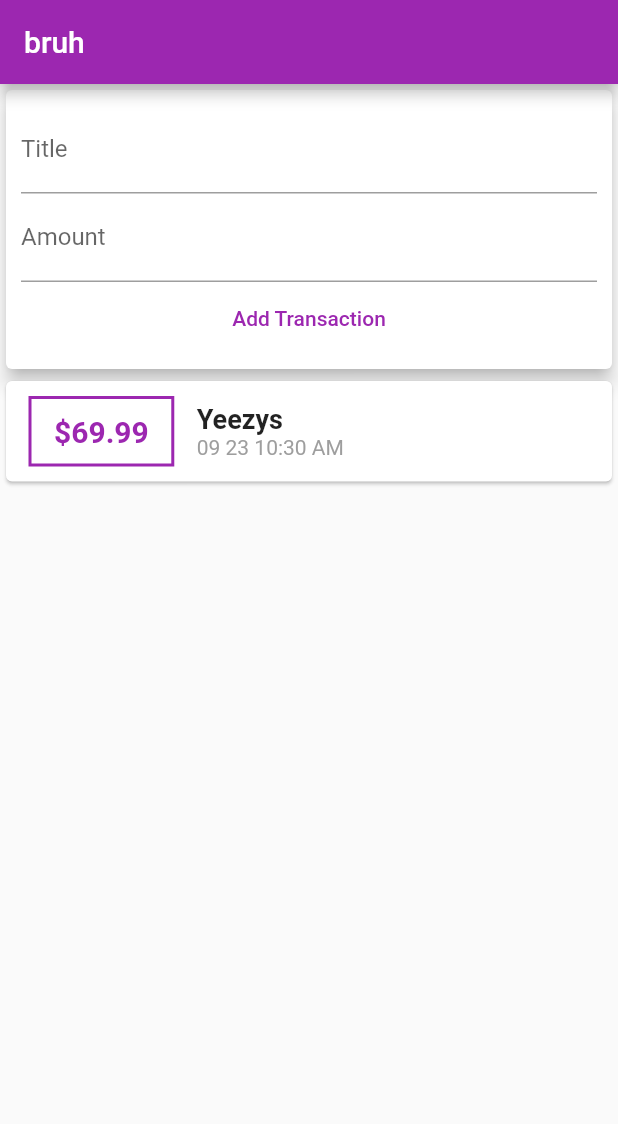
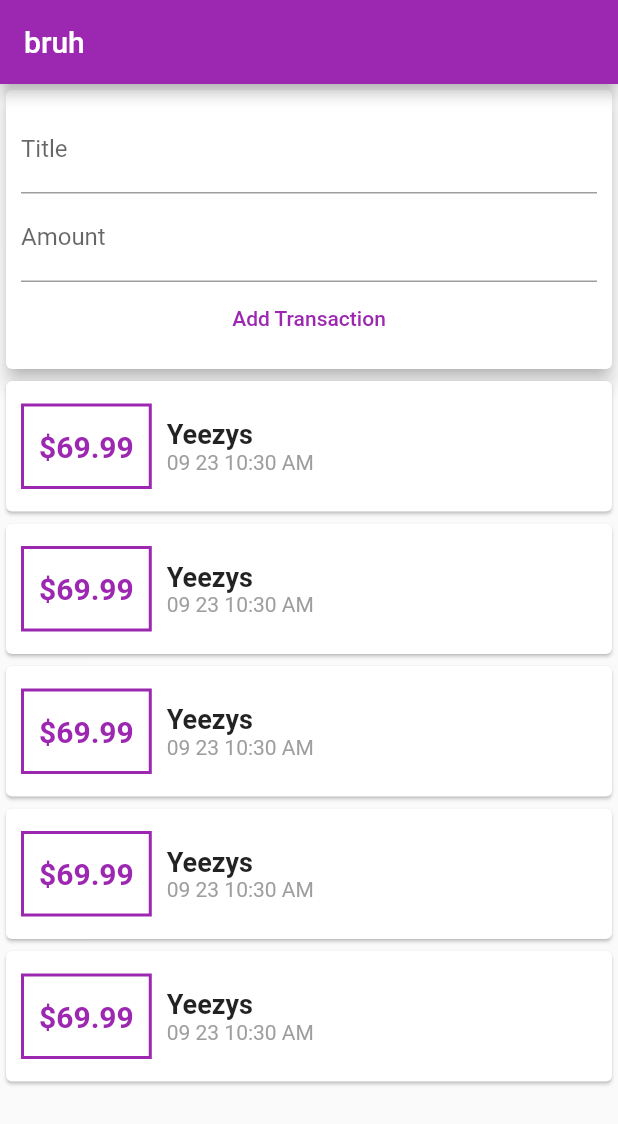
Before and after one commit to NyllRE/flutter_mastering, a Flutter app: the screen it shows after launch, after a tap on "Expenses App", on a phone screen of 412 x 824 dp. Shown: the top 1124 px of the screen. Run offline on Flutter 3.47's test engine with Material 2 defaults, Android fonts, the phone set to English and light mode, and no system bars.

Commit message:
added reusable edgeInsets replacement

```diff
--- a/lib/expenses/widgets/transaction_list.dart
+++ b/lib/expenses/widgets/transaction_list.dart
@@ -1,4 +1,5 @@
 import 'package:flutter/material.dart';
+import 'package:flutter_mastering/reusable.dart';
 import 'package:intl/intl.dart';
 import '../models/transaction.dart';
 
@@ -8,20 +9,16 @@
   TransactionList(this.transactions);
 
   @override
-  Widget build(BuildContext context) => Column(
-      children: transactions
-          .map((tx) => Card(
+  Widget build(BuildContext context) => Container(
+      height: 500,
+      child: ListView.builder(
+          itemCount: transactions.length,
+          itemBuilder: (ctx, idx) => Card(
                 child: Row(
                   children: [
                     Container(
-                      margin: EdgeInsets.symmetric(
-                        vertical: 10,
-                        horizontal: 15,
-                      ),
-                      padding: EdgeInsets.symmetric(
-                        vertical: 10,
-                        horizontal: 15,
-                      ),
+                      margin: edges(15, 10),
+                      padding: edges(15, 10),
                       decoration: BoxDecoration(
                         border: Border.all(
                           color: Colors.purple,
@@ -29,7 +26,7 @@
                         ),
                       ),
                       child: Text(
-                        '\$${tx.amount}',
+                        '\$${transactions[idx].amount}',
                         style: TextStyle(
                             color: Colors.purple,
                             fontWeight: FontWeight.bold,
@@ -40,20 +37,20 @@
                       crossAxisAlignment: CrossAxisAlignment.start,
                       children: [
                         Text(
-                          tx.title,
+                          transactions[idx].title,
                           style: TextStyle(
                             fontSize: 18,
                             fontWeight: FontWeight.bold,
                           ),
                         ),
                         Text(
-                          DateFormat('MM dd h:mm a').format(tx.date),
+                          DateFormat('MM dd h:mm a')
+                              .format(transactions[idx].date),
                           style: TextStyle(color: Colors.grey),
                         ),
                       ],
                     ),
                   ],
                 ),
-              ))
-          .toList());
+              )));
 }
--- a/lib/expenses/widgets/user_transactions.dart
+++ b/lib/expenses/widgets/user_transactions.dart
@@ -13,6 +13,10 @@
 class _UserTransactionsState extends State<UserTransactions> {
   final List<Transaction> _transactions = [
     Transaction(id: 'or4', title: 'Yeezys', amount: 69.99),
+    Transaction(id: 'or5', title: 'Yeezys', amount: 69.99),
+    Transaction(id: 'or6', title: 'Yeezys', amount: 69.99),
+    Transaction(id: 'or7', title: 'Yeezys', amount: 69.99),
+    Transaction(id: 'or8', title: 'Yeezys', amount: 69.99),
   ];
 
   void _addTransaction(String tTitle, double tAmount) {
--- a/lib/reusable.dart
+++ b/lib/reusable.dart
@@ -40,3 +40,13 @@
         child: child,
       );
 }
+
+EdgeInsets pads = EdgeInsets.symmetric(vertical: 10, horizontal: 15);
+
+EdgeInsets edges(double l, double t, {double r = 0.00001, double b = 0}) {
+  if (r == 0.00001) {
+    return EdgeInsets.symmetric(vertical: l, horizontal: t);
+  } else {
+    return EdgeInsets.fromLTRB(l, t, r, b);
+  }
+}
```
